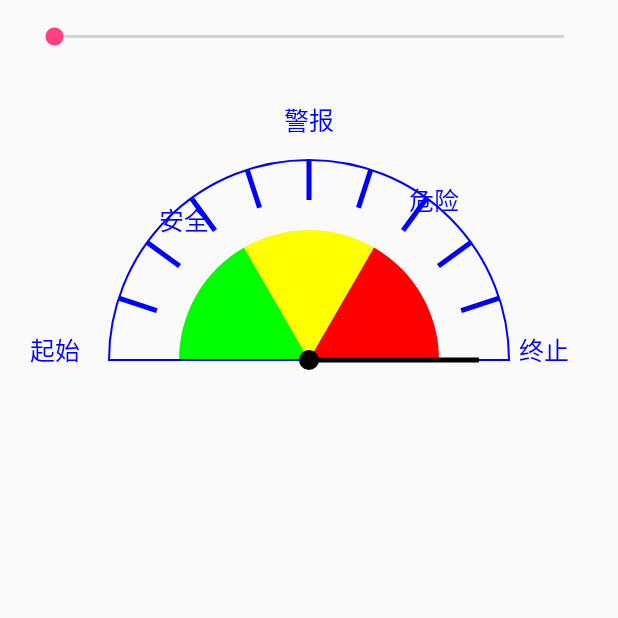
After one commit to cssyueyeqinglong/clockAndCalendar, an Android app: the BeautifuView screen opened directly, with no data from a screen before it, on a phone screen of 412 x 824 dp, the top half of it. The commit adds this screen. Run offline under Robolectric (Android 15) with nearby library versions, the phone set to English and light mode, and no system bars.

Commit message:
添加汽车仪表盘类似的效果view

```diff
--- a/app/src/main/AndroidManifest.xml
+++ b/app/src/main/AndroidManifest.xml
@@ -34,6 +34,7 @@
             android:screenOrientation="portrait" />
         <activity android:name=".ListActivity" />
         <activity android:name=".act.BlueToothAct"/>
+        <activity android:name=".act.BeautifuView"/>
     </application>
 
 </manifest>
--- a/app/src/main/java/com/qibei/ListActivity.java
+++ b/app/src/main/java/com/qibei/ListActivity.java
@@ -11,6 +11,7 @@ import android.support.v7.widget.LinearLayoutManager;
 import android.view.View;
 import android.view.ViewGroup;
 
+import com.qibei.act.BeautifuView;
 import com.qibei.act.BlueToothAct;
 import com.qibei.databinding.ActivityListBinding;
 
@@ -67,5 +68,9 @@ public class ListActivity extends AppCompatActivity {
         public void onNextAct(View view) {
             startActivity(new Intent(ListActivity.this, BlueToothAct.class));
         }
+
+        public void onClickView(View view){
+            startActivity(new Intent(ListActivity.this, BeautifuView.class));
+        }
     }
 }
--- a/app/src/main/java/com/qibei/TestAdapter.java
+++ b/app/src/main/java/com/qibei/TestAdapter.java
@@ -62,6 +62,9 @@ public class TestAdapter extends RecyclerView.Adapter<BaseViewHolder> {
     }
 
     public void removeItem() {
+        if (mDatas.size() <= 0) {
+            return;
+        }
         int pos = random.nextInt(mDatas.size());
         mDatas.remove(pos);
         notifyItemRemoved(pos);
--- a/app/src/main/java/com/qibei/TimeFmt.java
+++ b/app/src/main/java/com/qibei/TimeFmt.java
@@ -1,5 +1,6 @@
 package com.qibei;
 
+import android.content.Intent;
 import android.media.AudioManager;
 import android.media.SoundPool;
 import android.os.Bundle;
@@ -10,6 +11,7 @@ import android.view.LayoutInflater;
 import android.view.View;
 import android.view.ViewGroup;
 
+import com.qibei.act.BeautifuView;
 import com.qibei.act.TimeClockActivity;
 import com.qibei.view.TimeClockView;
 
@@ -98,6 +100,13 @@ public class TimeFmt extends Fragment {
         soundPoolMap = new HashMap<Integer, Integer>();
         soundPoolMap.put(KEY_SOUND_A1, mSoundPool.load(getContext(), R.raw.a3, 1));
         soundPoolMap.put(KEY_SOUND_A2, mSoundPool.load(getContext(), R.raw.a4, 1));
+
+        view.setOnClickListener(new View.OnClickListener() {
+            @Override
+            public void onClick(View v) {
+                startActivity(new Intent(mContext, BeautifuView.class));
+            }
+        });
     }
 
     private void upDateTime() {
@@ -118,4 +127,6 @@ public class TimeFmt extends Fragment {
         mTimeView.stop();
     }
 
+
+
 }
--- /dev/null
+++ b/app/src/main/java/com/qibei/act/BeautifuView.java
@@ -0,0 +1,45 @@
+package com.qibei.act;
+
+import android.os.Bundle;
+import android.os.PersistableBundle;
+import android.support.annotation.Nullable;
+import android.support.v7.app.AppCompatActivity;
+import android.widget.SeekBar;
+
+import com.qibei.R;
+import com.qibei.view.HalfCircleView;
+
+/**
+ * Created by Administrator on 2017/6/23.
+ */
+
+public class BeautifuView extends AppCompatActivity {
+
+    private HalfCircleView mHcv;
+    private SeekBar mSb;
+
+    @Override
+    public void onCreate(@Nullable Bundle savedInstanceState) {
+        super.onCreate(savedInstanceState);
+        setContentView(R.layout.act_my_view);
+        mHcv = (HalfCircleView) findViewById(R.id.hcv);
+
+        mSb = (SeekBar) findViewById(R.id.sb);
+        mSb.setOnSeekBarChangeListener(new SeekBar.OnSeekBarChangeListener() {
+            @Override
+            public void onProgressChanged(SeekBar seekBar, int progress, boolean fromUser) {
+                mHcv.changePointLine(progress);
+            }
+
+            @Override
+            public void onStartTrackingTouch(SeekBar seekBar) {
+
+            }
+
+            @Override
+            public void onStopTrackingTouch(SeekBar seekBar) {
+
+            }
+        });
+    }
+}
--- /dev/null
+++ b/app/src/main/java/com/qibei/view/BasicView.java
@@ -0,0 +1,44 @@
+package com.qibei.view;
+
+import android.content.Context;
+import android.support.annotation.Nullable;
+import android.util.AttributeSet;
+import android.view.View;
+
+/**
+ * Created by Administrator on 2017/6/23.
+ */
+
+public class BasicView extends View {
+
+
+    public BasicView(Context context) {
+        super(context);
+    }
+
+    public BasicView(Context context, @Nullable AttributeSet attrs) {
+        super(context, attrs);
+    }
+
+    public BasicView(Context context, @Nullable AttributeSet attrs, int defStyleAttr) {
+        super(context, attrs, defStyleAttr);
+    }
+
+    @Override
+    protected void onMeasure(int widthMeasureSpec, int heightMeasureSpec) {
+        super.onMeasure(widthMeasureSpec, heightMeasureSpec);
+        setMeasuredDimension(reInitValue(widthMeasureSpec),reInitValue(heightMeasureSpec));
+    }
+
+    private int reInitValue(int measureSpec) {
+        int res = 100;
+        int mode = MeasureSpec.getMode(measureSpec);
+        int size = MeasureSpec.getSize(measureSpec);
+        if (mode == MeasureSpec.EXACTLY) {
+            res = size;
+        } else if (mode == MeasureSpec.AT_MOST) {
+            res = Math.min(res, size);
+        }
+        return res;
+    }
+}
--- /dev/null
+++ b/app/src/main/java/com/qibei/view/HalfCircleView.java
@@ -0,0 +1,109 @@
+package com.qibei.view;
+
+import android.content.Context;
+import android.graphics.Canvas;
+import android.graphics.Color;
+import android.graphics.Paint;
+import android.graphics.RectF;
+import android.support.annotation.Nullable;
+import android.util.AttributeSet;
+
+/**
+ * Created by Administrator on 2017/6/23.
+ */
+
+public class HalfCircleView extends BasicView {
+
+    private Paint mPaint;
+    private Paint linePaint;
+    private Paint pointPaint;
+    private float degree = 0;
+
+    public HalfCircleView(Context context) {
+        super(context);
+    }
+
+    public HalfCircleView(Context context, @Nullable AttributeSet attrs) {
+        super(context, attrs);
+        init(context);
+    }
+
+    public HalfCircleView(Context context, @Nullable AttributeSet attrs, int defStyleAttr) {
+        super(context, attrs, defStyleAttr);
+    }
+
+    private void init(Context context) {
+        mPaint = new Paint();
+        mPaint.setAntiAlias(true);
+        mPaint.setColor(Color.GREEN);
+        mPaint.setStrokeWidth(2);
+        mPaint.setTextSize(25);
+
+        linePaint = new Paint();
+        linePaint.setColor(Color.BLUE);
+        linePaint.setStrokeWidth(5);
+        linePaint.setAntiAlias(true);
+        linePaint.setStyle(Paint.Style.FILL);
+
+        pointPaint = new Paint();
+        pointPaint.setColor(Color.BLACK);
+        pointPaint.setStrokeWidth(5);
+        pointPaint.setAntiAlias(true);
+        pointPaint.setStyle(Paint.Style.FILL);
+    }
+
+    @Override
+    protected void onDraw(Canvas canvas) {
+        super.onDraw(canvas);
+        int height = getMeasuredHeight();
+        int width = getMeasuredWidth();
+        int radius = Math.min(height, width) * 2 / 3;
+        canvas.translate(width / 2, height - 15);
+
+        RectF rectf = new RectF(-radius + 70, -radius + 70, radius - 70, radius - 70);
+        mPaint.setStyle(Paint.Style.FILL);
+        mPaint.setColor(Color.GREEN);
+        canvas.drawArc(rectf, 180f, 60f, true, mPaint);
+        mPaint.setColor(Color.YELLOW);
+        canvas.drawArc(rectf, 180f + 60F, 60f, true, mPaint);
+        mPaint.setColor(Color.RED);
+        canvas.drawArc(rectf, 180f + 60F * 2, 60f, true, mPaint);
+
+
+        RectF rectF = new RectF(-radius, -radius, radius, radius);
+        mPaint.setStyle(Paint.Style.STROKE);
+        mPaint.setColor(Color.BLUE);
+        canvas.drawArc(rectF, 180f, 180f, true, mPaint);
+        mPaint.setStyle(Paint.Style.FILL);
+        canvas.drawText("起始", -width / 2, 0, mPaint);
+        canvas.drawText("安全", -radius+50,-radius*3/4+20, mPaint);
+        canvas.drawText("警报", -25, -radius - 30, mPaint);
+        canvas.drawText("危险",radius-100, -radius*3/4, mPaint);
+        canvas.drawText("终止", radius + 10, 0, mPaint);
+        for (int i = 0; i < 9; i++) {
+            canvas.save();
+            canvas.rotate(18f * (i + 1));
+            canvas.drawLine(-radius + 40, 0, -radius, 0, linePaint);
+            canvas.restore();
+        }
+
+
+        canvas.drawCircle(0, 0, 10, pointPaint);
+
+        if (degree != 0) {
+            canvas.save();
+            canvas.rotate(-degree);
+            canvas.drawLine(0, 0, radius - 30, 0, pointPaint);
+            canvas.restore();
+        } else {
+            canvas.drawLine(0, 0, radius - 30, 0, pointPaint);
+        }
+
+
+    }
+
+    public void changePointLine(float degree) {
+        this.degree = 180f * degree / 100;
+        invalidate();
+    }
+}
--- a/app/src/main/java/com/qibei/view/TimeClockView.java
+++ b/app/src/main/java/com/qibei/view/TimeClockView.java
@@ -5,6 +5,7 @@ import android.graphics.BlurMaskFilter;
 import android.graphics.Canvas;
 import android.graphics.Color;
 import android.graphics.Paint;
+import android.graphics.Point;
 import android.graphics.RectF;
 import android.graphics.Typeface;
 import android.os.Handler;
@@ -12,6 +13,7 @@ import android.os.Message;
 import android.util.AttributeSet;
 import android.util.DisplayMetrics;
 import android.util.Log;
+import android.view.MotionEvent;
 import android.view.View;
 import android.view.WindowManager;
 
@@ -166,7 +168,9 @@ public class TimeClockView extends View {
 
     private void drawText(Canvas canvas) {
         canvas.drawText("已完成", -radius, radius + dip2px(40), textPaint);
+
     }
+
 
     //画底部圆圈
     private void drawBottomCircles(Canvas canvas) {
--- /dev/null
+++ b/app/src/main/res/layout/act_my_view.xml
@@ -0,0 +1,21 @@
+<?xml version="1.0" encoding="utf-8"?>
+<LinearLayout xmlns:android="http://schemas.android.com/apk/res/android"
+    android:layout_width="match_parent"
+    android:layout_height="match_parent"
+    android:orientation="vertical">
+
+    <SeekBar
+        android:id="@+id/sb"
+        android:layout_width="match_parent"
+        android:layout_height="50dp"
+        android:layout_marginLeft="20dp"
+        android:layout_marginRight="20dp"
+        android:max="100" />
+
+    <com.qibei.view.HalfCircleView
+        android:id="@+id/hcv"
+        android:layout_width="match_parent"
+        android:layout_height="200dp"
+        android:layout_marginLeft="20dp"
+        android:layout_marginRight="20dp" />
+</LinearLayout>
--- a/app/src/main/res/layout/activity_list.xml
+++ b/app/src/main/res/layout/activity_list.xml
@@ -80,6 +80,18 @@
         <android.support.v7.widget.RecyclerView
             android:id="@+id/rcv"
             android:layout_width="match_parent"
-            android:layout_height="match_parent" />
+            android:layout_height="wrap_content" />
+
+
+        <LinearLayout
+            android:layout_width="match_parent"
+            android:layout_height="wrap_content"
+            android:orientation="horizontal">
+            <Button
+                android:layout_width="wrap_content"
+                android:layout_height="wrap_content"
+                android:text="点击1"
+                android:onClick="@{presenter.onClickView}"/>
+        </LinearLayout>
     </LinearLayout>
 </layout>
--- a/app/src/main/res/layout/fmt_time.xml
+++ b/app/src/main/res/layout/fmt_time.xml
@@ -8,4 +8,5 @@
         android:id="@+id/time_view"
         android:layout_width="wrap_content"
         android:layout_height="wrap_content" />
+
 </LinearLayout>
```
